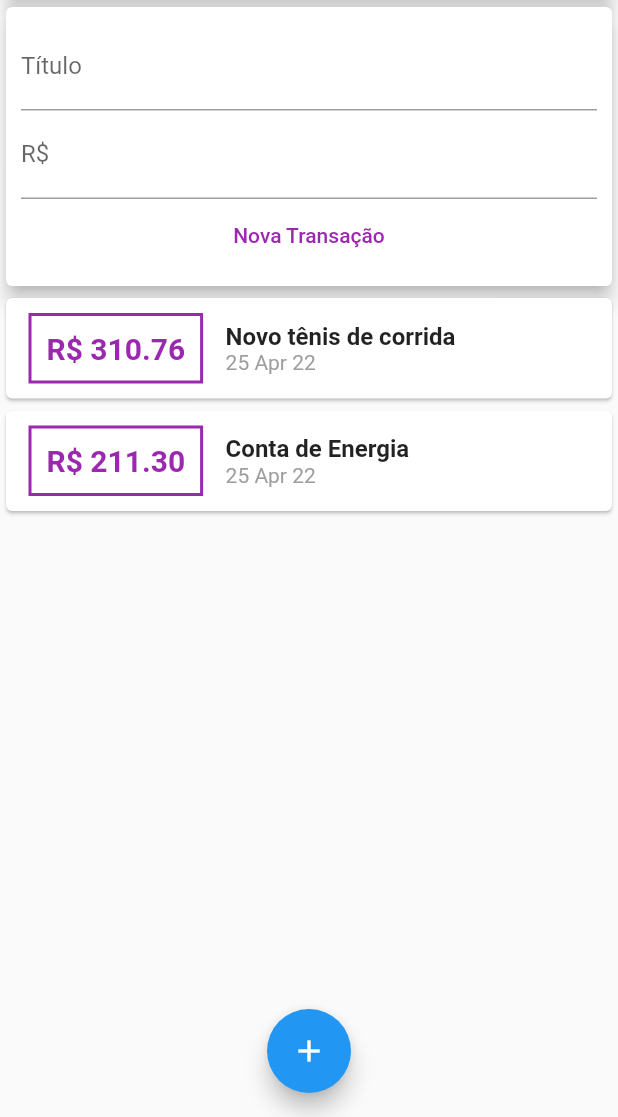
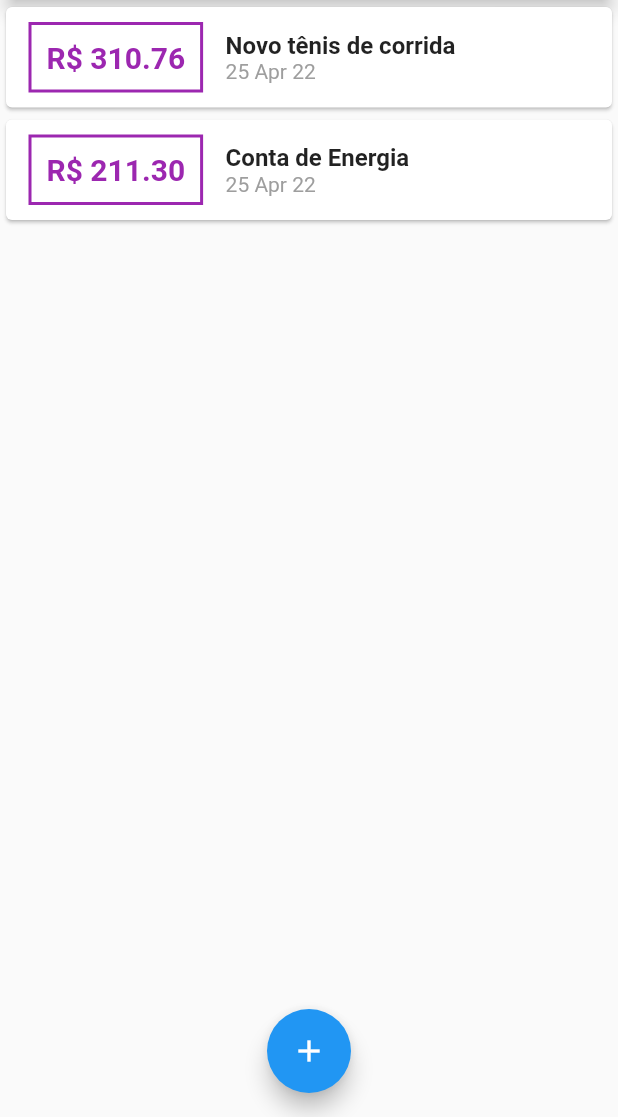
Before and after one commit to fhtozetto/Exenses, a Flutter app: the screen it shows after launch, on a phone screen of 412 x 824 dp, the part 119-1236 px from its top. Run offline on Flutter 3.47's test engine with Material 2 defaults, Android fonts, the phone set to English and light mode, and no system bars.

```diff
--- a/lib/components/transaction_form.dart
+++ b/lib/components/transaction_form.dart
@@ -28,7 +28,8 @@ class TransactionForm extends StatelessWidget {
           children: [
             TextField(
               controller: titleController,
-              onSubmitted: (_) => _submitForm(),
+              onSubmitted: (_) =>
+                  _submitForm(), // (_) underline quer dizer que não será usado o parâmetro
               decoration: const InputDecoration(labelText: 'Título'),
             ),
             TextField(
--- a/lib/components/transaction_user.dart
+++ /dev/null
@@ -1,53 +0,0 @@
-import 'dart:math';
-
-import 'package:flutter/material.dart';
-import 'package:expenses/models/transaction.dart';
-import './transaction_form.dart';
-import './transaction_list.dart';
-
-class TransactionUser extends StatefulWidget {
-  const TransactionUser({Key? key}) : super(key: key);
-
-  @override
-  State<TransactionUser> createState() => _TransactionUserState();
-}
-
-class _TransactionUserState extends State<TransactionUser> {
-  final _transactions = [
-    Transaction(
-      id: 't1',
-      title: 'Novo tênis de corrida',
-      value: 310.76,
-      date: DateTime.now(),
-    ),
-    Transaction(
-      id: 't2',
-      title: 'Conta de Energia',
-      value: 211.3,
-      date: DateTime.now(),
-    ),
-  ];
-
-  _addTransaction(String title, double value) {
-    final newTransaction = Transaction(
-      id: Random().nextDouble().toString(),
-      title: title,
-      value: value,
-      date: DateTime.now(),
-    );
-
-    setState(() {
-      _transactions.add(newTransaction);
-    });
-  }
-
-  @override
-  Widget build(BuildContext context) {
-    return Column(
-      children: [
-        TransactionForm(_addTransaction), // Comunicação indireta
-        TransactionList(transactions: _transactions), // Comunicação direta
-      ],
-    );
-  }
-}
--- a/lib/main.dart
+++ b/lib/main.dart
@@ -1,11 +1,14 @@
-import 'package:expenses/components/transaction_user.dart';
 import 'package:flutter/material.dart';
+import 'dart:math';
+
+import 'package:expenses/components/transaction_form.dart';
+import 'package:expenses/components/transaction_list.dart';
+import 'package:expenses/models/transaction.dart';
 
 main() => runApp(const ExpensesApp());
 
 class ExpensesApp extends StatelessWidget {
   const ExpensesApp({Key? key}) : super(key: key);
-
   @override
   Widget build(BuildContext context) {
     return const MaterialApp(
@@ -14,8 +17,50 @@ class ExpensesApp extends StatelessWidget {
   }
 }
 
-class MyHomePage extends StatelessWidget {
+class MyHomePage extends StatefulWidget {
   const MyHomePage({Key? key}) : super(key: key);
+
+  @override
+  _MyHomePageState createState() => _MyHomePageState();
+}
+
+class _MyHomePageState extends State<MyHomePage> {
+  final _transactions = [
+    Transaction(
+      id: 't1',
+      title: 'Novo tênis de corrida',
+      value: 310.76,
+      date: DateTime.now(),
+    ),
+    Transaction(
+      id: 't2',
+      title: 'Conta de Energia',
+      value: 211.3,
+      date: DateTime.now(),
+    ),
+  ];
+
+  _addTransaction(String title, double value) {
+    final newTransaction = Transaction(
+      id: Random().nextDouble().toString(),
+      title: title,
+      value: value,
+      date: DateTime.now(),
+    );
+
+    setState(() {
+      _transactions.add(newTransaction);
+    });
+  }
+
+  _openTransactionFormModal(BuildContext context) {
+    showModalBottomSheet(
+      context: context,
+      builder: (_) {
+        return TransactionForm(_addTransaction);
+      },
+    );
+  }
 
   @override
   Widget build(BuildContext context) {
@@ -24,7 +69,7 @@ class MyHomePage extends StatelessWidget {
         title: const Text('Despesas Pessoais'),
         actions: [
           IconButton(
-            onPressed: () {},
+            onPressed: () => _openTransactionFormModal(context),
             icon: const Icon(Icons.add),
           )
         ],
@@ -32,8 +77,8 @@ class MyHomePage extends StatelessWidget {
       body: SingleChildScrollView(
         child: Column(
           crossAxisAlignment: CrossAxisAlignment.stretch,
-          children: const [
-            SizedBox(
+          children: [
+            const SizedBox(
               width: double.infinity,
               child: Card(
                 color: Colors.blue,
@@ -41,12 +86,12 @@ class MyHomePage extends StatelessWidget {
                 elevation: 5,
               ),
             ),
-            TransactionUser(),
+            TransactionList(transactions: _transactions), // Comunicação direta
           ],
         ),
       ),
       floatingActionButton: FloatingActionButton(
-        onPressed: () {},
+        onPressed: () => _openTransactionFormModal(context),
         child: const Icon(Icons.add),
       ),
       floatingActionButtonLocation: FloatingActionButtonLocation.centerFloat,
```
